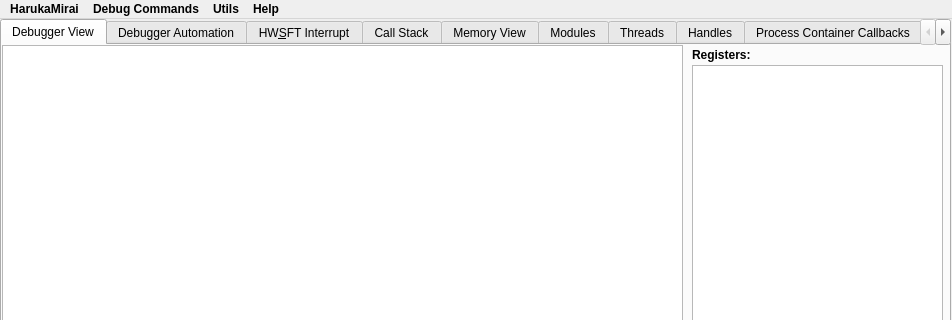
keowu/koidbg, file debuggerwidgets/maindebug/maindebuggerwindow.ui: the form before one commit; both pictures show x 0 to 952 and y 0 to 320 of the 952 by 730 pixel window.
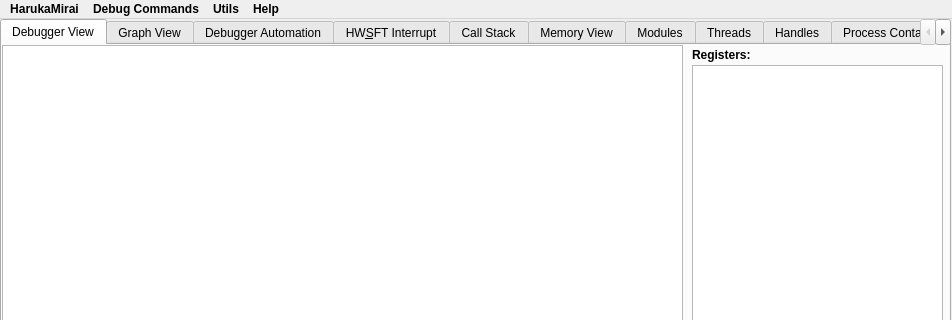
The form after the commit. Custom widgets are drawn as their Qt base class.

```diff
--- a/debuggerwidgets/maindebug/maindebuggerwindow.ui
+++ b/debuggerwidgets/maindebug/maindebuggerwindow.ui
@@ -234,6 +234,11 @@
       </property>
      </widget>
     </widget>
+    <widget class="QWidget" name="tab_12">
+     <attribute name="title">
+      <string>Graph View</string>
+     </attribute>
+    </widget>
     <widget class="QWidget" name="tab_14">
      <attribute name="title">
       <string>Debugger Automation</string>
```
Left out of the diff: 4 changed lines with no effect on the pictures.
